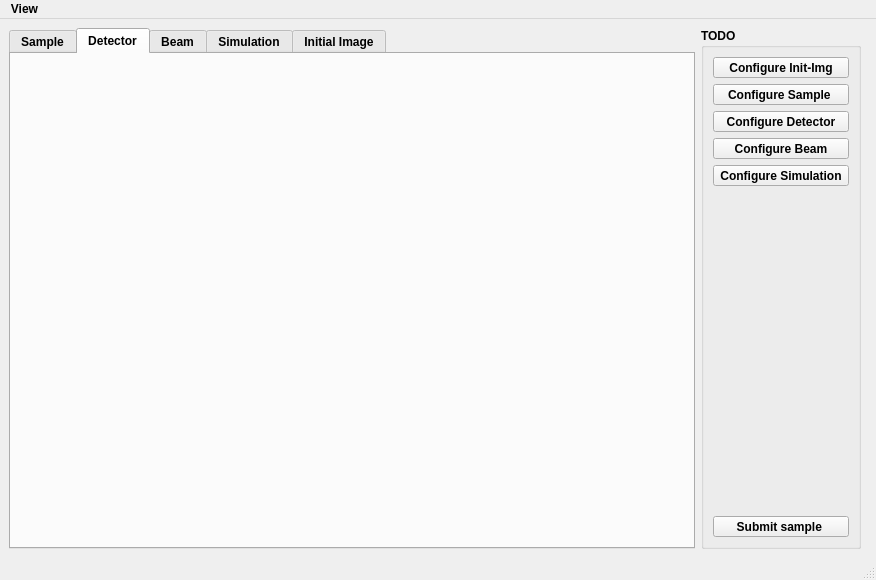
First picture: the form in siegmainwindow.ui, repository amirtosson/GISASSimulationBornAgainBased, before the edit.
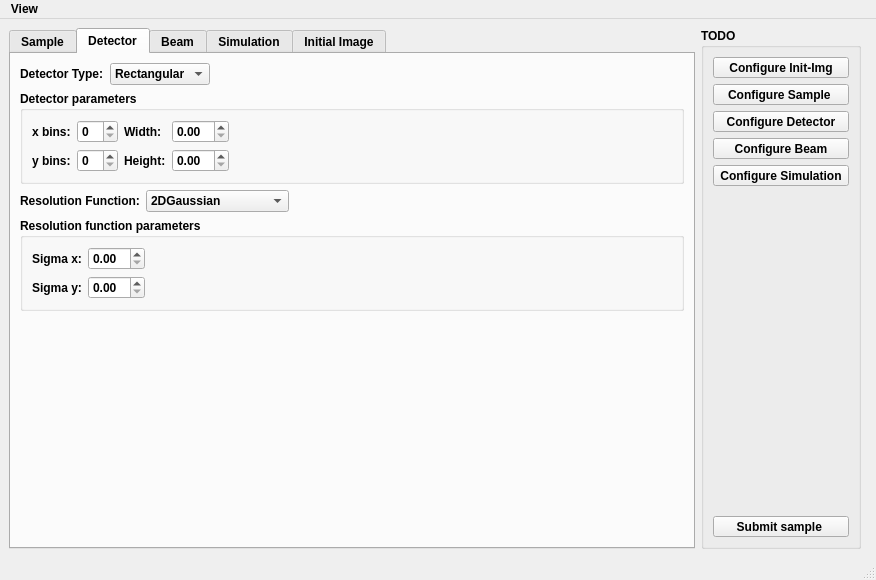
Second picture: the form after the edit. The open tabs and pages were chosen to show the change.

Patch:
```diff
--- a/siegmainwindow.ui
+++ b/siegmainwindow.ui
@@ -478,6 +478,235 @@
        <attribute name="title">
         <string>Detector</string>
        </attribute>
+       <layout class="QVBoxLayout" name="verticalLayout_5">
+        <item>
+         <layout class="QVBoxLayout" name="verticalLayout_4">
+          <item>
+           <layout class="QHBoxLayout" name="horizontalLayout_2">
+            <item>
+             <widget class="QLabel" name="label_10">
+              <property name="text">
+               <string>Detector Type:</string>
+              </property>
+             </widget>
+            </item>
+            <item>
+             <widget class="QComboBox" name="detectorTypeComboBox">
+              <property name="sizePolicy">
+               <sizepolicy hsizetype="Fixed" vsizetype="Fixed">
+                <horstretch>0</horstretch>
+                <verstretch>0</verstretch>
+               </sizepolicy>
+              </property>
+              <item>
+               <property name="text">
+                <string>Rectangular</string>
+               </property>
+              </item>
+              <item>
+               <property name="text">
+                <string>Spherical</string>
+               </property>
+              </item>
+              <item>
+               <property name="text">
+                <string>Specular</string>
+               </property>
+              </item>
+             </widget>
+            </item>
+            <item>
+             <spacer name="horizontalSpacer_5">
+              <property name="orientation">
+               <enum>Qt::Horizontal</enum>
+              </property>
+              <property name="sizeHint" stdset="0">
+               <size>
+                <width>40</width>
+                <height>20</height>
+               </size>
+              </property>
+             </spacer>
+            </item>
+           </layout>
+          </item>
+          <item>
+           <widget class="QGroupBox" name="detectorParasGroupBox">
+            <property name="title">
+             <string>Detector parameters</string>
+            </property>
+            <layout class="QVBoxLayout" name="verticalLayout_6">
+             <item>
+              <layout class="QGridLayout" name="gridLayout_4">
+               <item row="0" column="2">
+                <widget class="QLabel" name="label_14">
+                 <property name="text">
+                  <string>Width:</string>
+                 </property>
+                </widget>
+               </item>
+               <item row="1" column="2">
+                <widget class="QLabel" name="label_15">
+                 <property name="text">
+                  <string>Height:</string>
+                 </property>
+                </widget>
+               </item>
+               <item row="0" column="0">
+                <widget class="QLabel" name="label_12">
+                 <property name="text">
+                  <string>x bins:</string>
+                 </property>
+                </widget>
+               </item>
+               <item row="1" column="0">
+                <widget class="QLabel" name="label_13">
+                 <property name="text">
+                  <string>y bins:</string>
+                 </property>
+                </widget>
+               </item>
+               <item row="0" column="3">
+                <widget class="QDoubleSpinBox" name="detectorWidthSpinBox"/>
+               </item>
+               <item row="1" column="3">
+                <widget class="QDoubleSpinBox" name="detectorHeightSpinBox"/>
+               </item>
+               <item row="1" column="1">
+                <widget class="QSpinBox" name="yBinSpinBox_2"/>
+               </item>
+               <item row="0" column="1">
+                <widget class="QSpinBox" name="xBinSpinBox"/>
+               </item>
+               <item row="0" column="4">
+                <spacer name="horizontalSpacer_11">
+                 <property name="orientation">
+                  <enum>Qt::Horizontal</enum>
+                 </property>
+                 <property name="sizeHint" stdset="0">
+                  <size>
+                   <width>40</width>
+                   <height>20</height>
+                  </size>
+                 </property>
+                </spacer>
+               </item>
+              </layout>
+             </item>
+            </layout>
+           </widget>
+          </item>
+          <item>
+           <layout class="QHBoxLayout" name="horizontalLayout_3">
+            <item>
+             <widget class="QLabel" name="label_11">
+              <property name="text">
+               <string>Resolution Function:</string>
+              </property>
+             </widget>
+            </item>
+            <item>
+             <widget class="QComboBox" name="resolutionFncTypeComboBox">
+              <property name="sizePolicy">
+               <sizepolicy hsizetype="Fixed" vsizetype="Fixed">
+                <horstretch>0</horstretch>
+                <verstretch>0</verstretch>
+               </sizepolicy>
+              </property>
+              <item>
+               <property name="text">
+                <string>2DGaussian</string>
+               </property>
+              </item>
+              <item>
+               <property name="text">
+                <string>Scan </string>
+               </property>
+              </item>
+              <item>
+               <property name="text">
+                <string>Custom 2D function</string>
+               </property>
+              </item>
+             </widget>
+            </item>
+            <item>
+             <spacer name="horizontalSpacer_12">
+              <property name="orientation">
+               <enum>Qt::Horizontal</enum>
+              </property>
+              <property name="sizeHint" stdset="0">
+               <size>
+                <width>40</width>
+                <height>20</height>
+               </size>
+              </property>
+             </spacer>
+            </item>
+           </layout>
+          </item>
+         </layout>
+        </item>
+        <item>
+         <widget class="QGroupBox" name="resFncGroupBox">
+          <property name="title">
+           <string>Resolution function parameters</string>
+          </property>
+          <layout class="QFormLayout" name="formLayout_2">
+           <item row="0" column="0">
+            <layout class="QFormLayout" name="formLayout">
+             <item row="0" column="0">
+              <widget class="QLabel" name="label_16">
+               <property name="text">
+                <string>Sigma x:</string>
+               </property>
+              </widget>
+             </item>
+             <item row="0" column="1">
+              <widget class="QDoubleSpinBox" name="resFncSigmaXSpinBox"/>
+             </item>
+             <item row="1" column="0">
+              <widget class="QLabel" name="label_17">
+               <property name="text">
+                <string>Sigma y:</string>
+               </property>
+              </widget>
+             </item>
+             <item row="1" column="1">
+              <widget class="QDoubleSpinBox" name="resFncSigmaYSpinBox"/>
+             </item>
+            </layout>
+           </item>
+           <item row="0" column="1">
+            <spacer name="horizontalSpacer_8">
+             <property name="orientation">
+              <enum>Qt::Horizontal</enum>
+             </property>
+             <property name="sizeHint" stdset="0">
+              <size>
+               <width>40</width>
+               <height>20</height>
+              </size>
+             </property>
+            </spacer>
+           </item>
+          </layout>
+         </widget>
+        </item>
+        <item>
+         <spacer name="verticalSpacer_2">
+          <property name="orientation">
+           <enum>Qt::Vertical</enum>
+          </property>
+          <property name="sizeHint" stdset="0">
+           <size>
+            <width>20</width>
+            <height>40</height>
+           </size>
+          </property>
+         </spacer>
+        </item>
+       </layout>
       </widget>
       <widget class="QWidget" name="beamTab">
        <attribute name="title">
```
Left out of the diff: 122 changed lines with no effect on the pictures.
